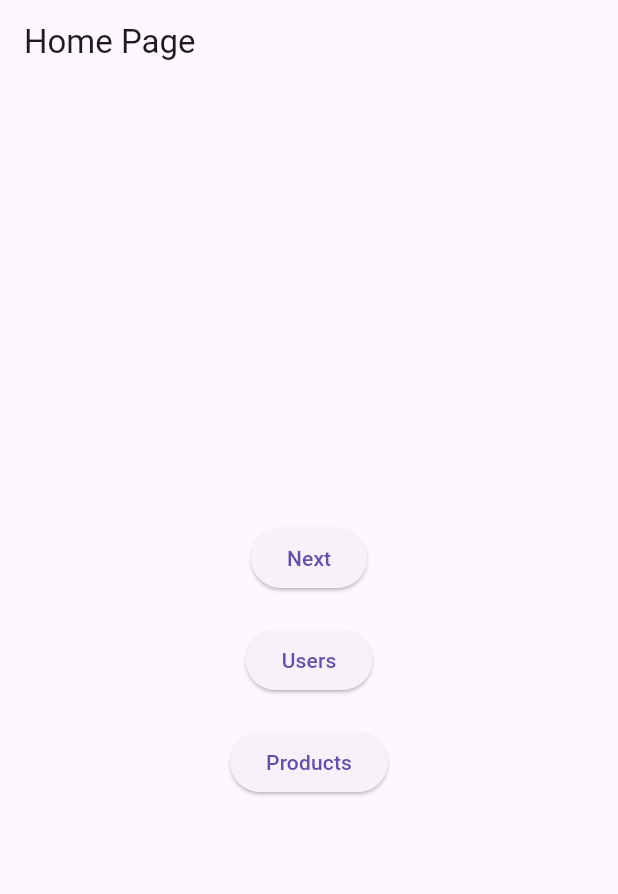
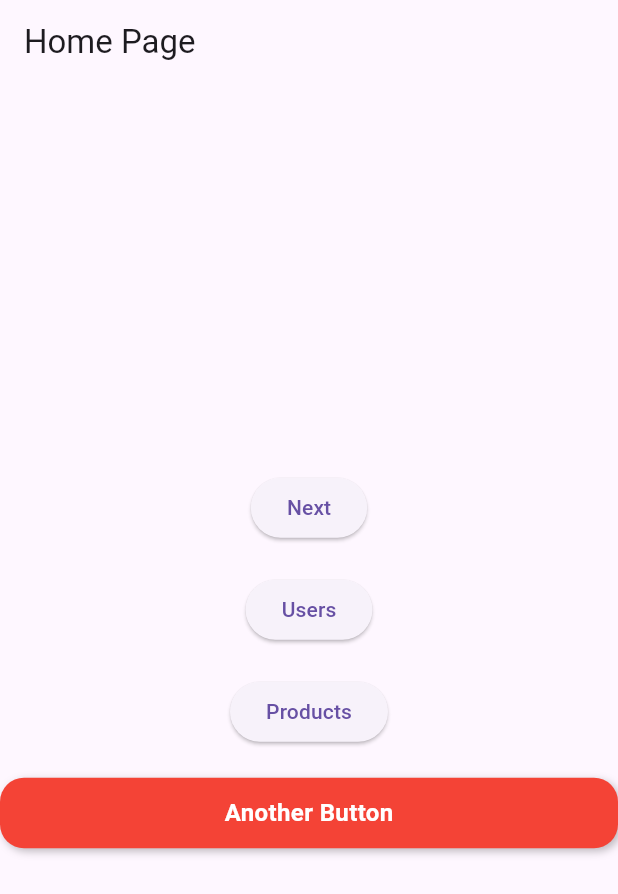
Before and after one commit to Qkston/flutter-routing, a Flutter app: the screen it shows after launch, on a phone screen of 412 x 824 dp. Shown: the top 894 px of the screen. Run offline on Flutter 3.47's test engine with Material 3 defaults, Android fonts, the phone set to English and light mode, and no system bars.

Commit message:
Add custom button implementation

```diff
--- /dev/null
+++ b/lib/custom_button.dart
@@ -0,0 +1,82 @@
+import 'package:flutter/material.dart';
+
+class CustomButton extends StatefulWidget {
+  final String label;
+  final VoidCallback onPressed;
+  final Color backgroundColor;
+  final Color textColor;
+  final double borderRadius;
+
+  const CustomButton({
+    super.key,
+    required this.label,
+    required this.onPressed,
+    this.backgroundColor = Colors.blue,
+    this.textColor = Colors.white,
+    this.borderRadius = 8.0,
+  });
+
+  @override
+  _CustomButtonState createState() => _CustomButtonState();
+}
+
+class _CustomButtonState extends State<CustomButton> {
+  bool _isPressed = false;
+
+  void _onTapDown(TapDownDetails details) {
+    setState(() {
+      _isPressed = true;
+    });
+  }
+
+  void _onTapUp(TapUpDetails details) {
+    setState(() {
+      _isPressed = false;
+    });
+    widget.onPressed();
+  }
+
+  void _onTapCancel() {
+    setState(() {
+      _isPressed = false;
+    });
+  }
+
+  @override
+  Widget build(BuildContext context) {
+    return GestureDetector(
+      onTapDown: _onTapDown,
+      onTapUp: _onTapUp,
+      onTapCancel: _onTapCancel,
+      child: AnimatedContainer(
+        duration: const Duration(milliseconds: 100),
+        padding: const EdgeInsets.symmetric(vertical: 12.0, horizontal: 16.0),
+        decoration: BoxDecoration(
+          color: _isPressed
+              ? widget.backgroundColor.withOpacity(0.8)
+              : widget.backgroundColor,
+          borderRadius: BorderRadius.circular(widget.borderRadius),
+          boxShadow: _isPressed
+              ? []
+              : [
+                  const BoxShadow(
+                    color: Colors.black26,
+                    blurRadius: 4.0,
+                    offset: Offset(2, 2),
+                  ),
+                ],
+        ),
+        child: Center(
+          child: Text(
+            widget.label,
+            style: TextStyle(
+              color: widget.textColor,
+              fontSize: 16.0,
+              fontWeight: FontWeight.bold,
+            ),
+          ),
+        ),
+      ),
+    );
+  }
+}
--- a/lib/main.dart
+++ b/lib/main.dart
@@ -2,6 +2,7 @@ import 'dart:convert';
 import 'package:flutter/material.dart';
 import 'package:http/http.dart' as http;
 
+import 'custom_button.dart';
 import 'models/user.dart';
 import 'models/product.dart';
 
@@ -58,6 +59,16 @@ class MyHomePage extends StatelessWidget {
                 Navigator.pushNamed(context, '/products');
               },
               child: Text('Products'),
+            ),
+            SizedBox(height: 20), // Відступ між кнопками
+            CustomButton(
+              label: 'Another Button',
+              onPressed: () {
+                print('Another Button Pressed!');
+              },
+              backgroundColor: Colors.red,
+              textColor: Colors.white,
+              borderRadius: 16.0,
             ),
           ],
         ),
```
